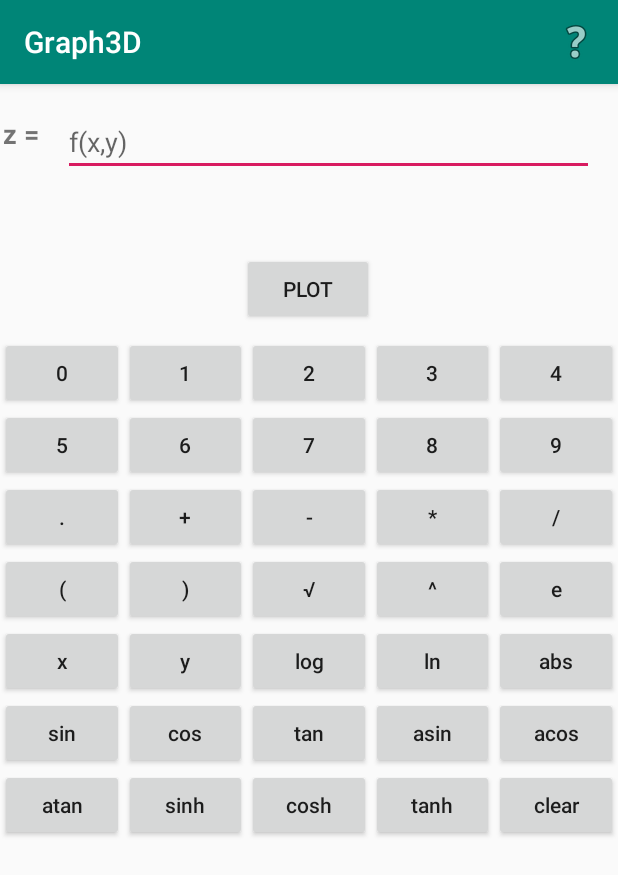
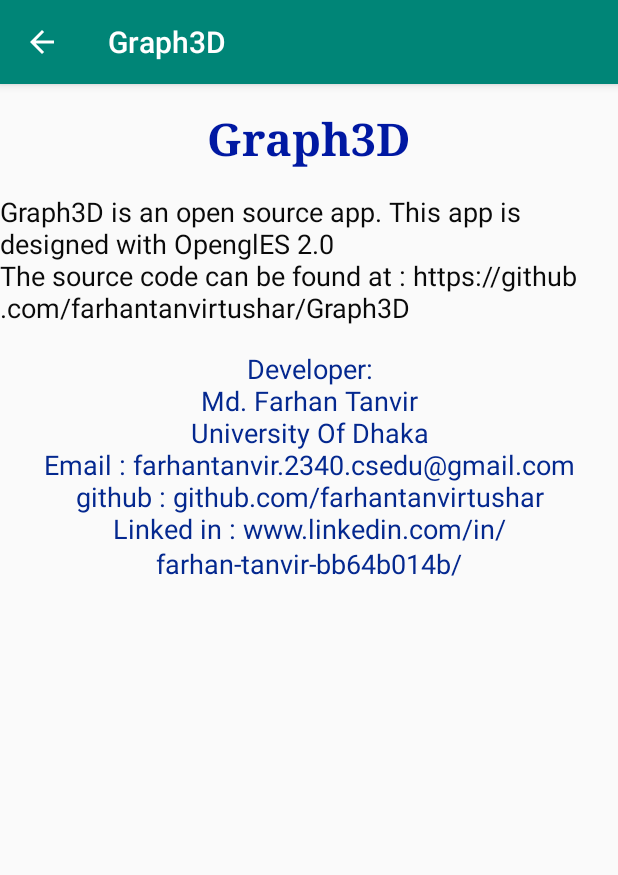
Before and after one commit to farhantanvirtushar/Graph3D, an Android app: the screen it shows after launch (MainActivity before the commit, About after it), after a tap on "About", on a phone screen of 412 x 824 dp. Shown: the top 875 px of the screen. Run offline under Robolectric (Android 15) with nearby library versions, the phone set to English and light mode, and no system bars.

Commit message:
almost complete

```diff
--- a/app/src/main/AndroidManifest.xml
+++ b/app/src/main/AndroidManifest.xml
@@ -3,7 +3,9 @@
     xmlns:tools="http://schemas.android.com/tools"
     package="com.farhantanvir.graph3d">
 
-    <uses-feature android:glEsVersion="0x00020000" android:required="true" />
+    <uses-feature
+        android:glEsVersion="0x00020000"
+        android:required="true" />
 
     <supports-gl-texture android:name="GL_OES_compressed_ETC1_RGB8_texture" />
     <supports-gl-texture android:name="GL_OES_compressed_paletted_texture" />
@@ -16,10 +18,13 @@
         android:supportsRtl="true"
         android:theme="@style/AppTheme"
         tools:ignore="GoogleAppIndexingWarning">
-        <activity android:name=".PlotGraph"
-            android:parentActivityName=".MainActivity">
-        </activity>
-        <activity android:name=".MainActivity"
+        <activity android:name=".About"
+            android:parentActivityName=".MainActivity"></activity>
+        <activity
+            android:name=".PlotGraph"
+            android:parentActivityName=".MainActivity"></activity>
+        <activity
+            android:name=".MainActivity"
             android:configChanges="orientation"
             android:screenOrientation="portrait">
             <intent-filter>
--- /dev/null
+++ b/app/src/main/java/com/farhantanvir/graph3d/About.java
@@ -0,0 +1,37 @@
+package com.farhantanvir.graph3d;
+
+import androidx.appcompat.app.AppCompatActivity;
+
+import android.os.Bundle;
+import android.widget.TextView;
+
+public class About extends AppCompatActivity {
+
+    @Override
+    protected void onCreate(Bundle savedInstanceState) {
+        super.onCreate(savedInstanceState);
+        setContentView(R.layout.activity_about);
+
+        TextView textView = (TextView)findViewById(R.id.about_name);
+        String info="";
+        info+="Graph3D";
+        textView.setText(info);
+
+        TextView app = (TextView)findViewById(R.id.about_app);
+        String appStr = "";
+        appStr +="Graph3D is an open source app. This app is designed with OpenglES 2.0\n";
+        appStr+="The source code can be found at : https://github.com/farhantanvirtushar/Graph3D";
+        app.setText(appStr);
+
+        TextView dev = (TextView)findViewById(R.id.developer);
+        String devStr = "";
+        devStr+="Developer:\n";
+        devStr+="Md. Farhan Tanvir\n";
+        devStr+="University Of Dhaka\n";
+        devStr+="Email : farhantanvir.2340.csedu@gmail.com\n";
+        devStr+="github : github.com/farhantanvirtushar\n";
+        devStr+="Linked in : www.linkedin.com/in/farhan-tanvir-bb64b014b/\n";
+        dev.setText(devStr);
+
+    }
+}
--- a/app/src/main/java/com/farhantanvir/graph3d/MainActivity.java
+++ b/app/src/main/java/com/farhantanvir/graph3d/MainActivity.java
@@ -35,6 +35,7 @@
 
         MenuInflater menuInflater = getMenuInflater();
         menuInflater.inflate(R.menu.graph_menu,menu);
+
         return true;
     }
 
@@ -44,6 +45,8 @@
         if(id == R.id.about)
         {
             //Toast.makeText(this,"hello world",Toast.LENGTH_SHORT).show();
+            Intent intent = new Intent(this,About.class);
+            startActivity(intent);
             return true;
         }
         return super.onOptionsItemSelected(item);
--- /dev/null
+++ b/app/src/main/res/layout/activity_about.xml
@@ -0,0 +1,51 @@
+<?xml version="1.0" encoding="utf-8"?>
+<androidx.constraintlayout.widget.ConstraintLayout xmlns:android="http://schemas.android.com/apk/res/android"
+    xmlns:app="http://schemas.android.com/apk/res-auto"
+    xmlns:tools="http://schemas.android.com/tools"
+    android:layout_width="match_parent"
+    android:layout_height="match_parent"
+    tools:context=".About">
+
+    <TextView
+        android:id="@+id/about_name"
+        android:layout_width="wrap_content"
+        android:layout_height="wrap_content"
+        android:layout_marginStart="16dp"
+        android:layout_marginTop="16dp"
+        android:layout_marginEnd="16dp"
+        android:fontFamily="serif"
+        android:textColor="#0018A2"
+        android:textSize="30sp"
+        android:textStyle="bold"
+        app:layout_constraintEnd_toEndOf="parent"
+        app:layout_constraintStart_toStartOf="parent"
+        app:layout_constraintTop_toTopOf="parent" />
+
+    <TextView
+        android:id="@+id/about_app"
+        android:layout_width="wrap_content"
+        android:layout_height="wrap_content"
+        android:layout_marginStart="16dp"
+        android:layout_marginTop="16dp"
+        android:layout_marginEnd="16dp"
+        android:textAlignment="textStart"
+        android:textColor="#0A0A0A"
+        android:textSize="18sp"
+        app:layout_constraintEnd_toEndOf="parent"
+        app:layout_constraintStart_toStartOf="parent"
+        app:layout_constraintTop_toBottomOf="@+id/about_name" />
+
+    <TextView
+        android:id="@+id/developer"
+        android:layout_width="wrap_content"
+        android:layout_height="wrap_content"
+        android:layout_marginStart="16dp"
+        android:layout_marginTop="16dp"
+        android:layout_marginEnd="16dp"
+        android:textAlignment="center"
+        android:textColor="#04288F"
+        android:textSize="18sp"
+        app:layout_constraintEnd_toEndOf="parent"
+        app:layout_constraintStart_toStartOf="parent"
+        app:layout_constraintTop_toBottomOf="@+id/about_app" />
+</androidx.constraintlayout.widget.ConstraintLayout>
```
